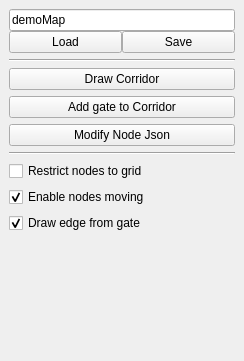
Above: include/tmapping/UI/dockBuildMap.ui from StumboEugen/TMapping before the change. Below: the same form after it.
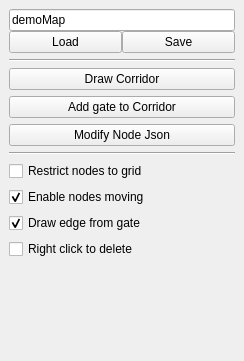
That is the form after the change.

The edit to the form file:
```diff
--- a/include/tmapping/UI/dockBuildMap.ui
+++ b/include/tmapping/UI/dockBuildMap.ui
@@ -127,6 +127,13 @@
       </property>
      </widget>
     </item>
+    <item>
+     <widget class="QCheckBox" name="cbRightClick2Delete">
+      <property name="text">
+       <string>Right click to delete</string>
+      </property>
+     </widget>
+    </item>
     <item>
      <spacer name="verticalSpacer">
       <property name="orientation">
```
